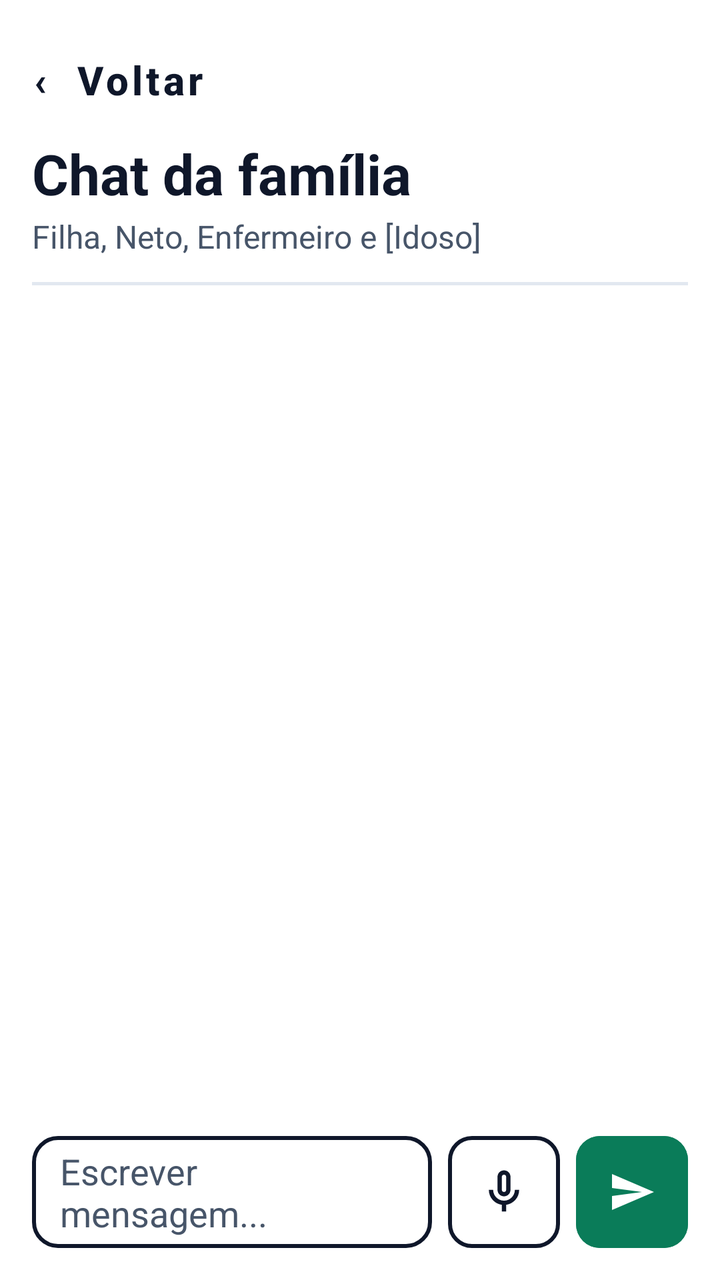
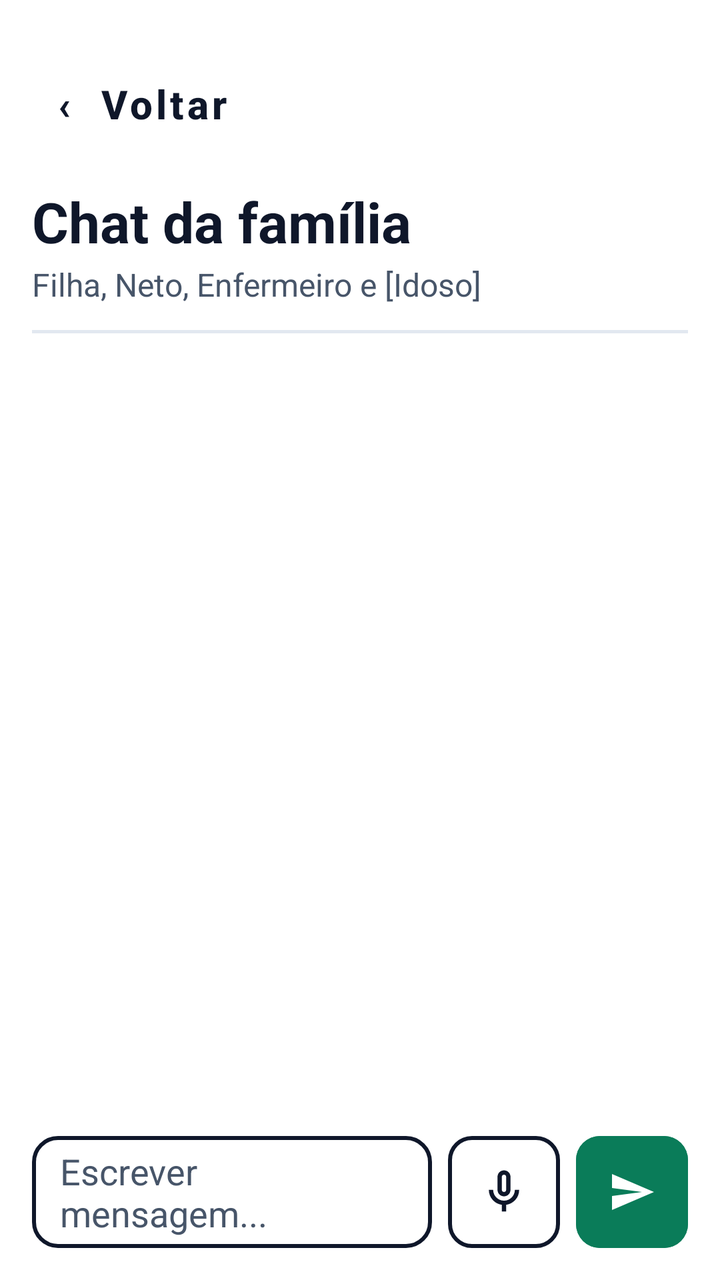

Compare the two renders of this Android layout. The source of the first and the diff that turns it into the second are given below.
<!-- AndroidManifest.xml: application theme Theme.Vital -->
<!-- res/layout/activity_chat_familia.xml -->
<?xml version="1.0" encoding="utf-8"?>
<androidx.constraintlayout.widget.ConstraintLayout
    xmlns:android="http://schemas.android.com/apk/res/android"
    xmlns:app="http://schemas.android.com/apk/res-auto"
    xmlns:tools="http://schemas.android.com/tools"
    android:layout_width="match_parent"
    android:layout_height="match_parent"
    android:background="@color/white"
    android:padding="@dimen/margin_standard">

    
    <com.google.android.material.button.MaterialButton
        android:id="@+id/btnVoltarChat"
        style="@style/Widget.MaterialComponents.Button.TextButton"
        android:layout_width="wrap_content"
        android:layout_height="wrap_content"
        android:minHeight="48dp"
        android:paddingStart="0dp"
        android:text="‹  Voltar"
        android:textAllCaps="false"
        android:textColor="@color/vital_navy"
        android:textSize="20sp"
        android:textStyle="bold"
        app:layout_constraintStart_toStartOf="parent"
        app:layout_constraintTop_toTopOf="parent" />

    
    <TextView
        android:id="@+id/tvTituloChat"
        android:layout_width="wrap_content"
        android:layout_height="wrap_content"
        android:layout_marginTop="4dp"
        android:text="Chat da família"
        android:textColor="@color/vital_navy"
        android:textSize="28sp"
        android:textStyle="bold"
        app:layout_constraintStart_toStartOf="parent"
        app:layout_constraintTop_toBottomOf="@+id/btnVoltarChat" />

    
    <TextView
        android:id="@+id/tvMembrosChat"
        android:layout_width="0dp"
        android:layout_height="wrap_content"
        android:layout_marginTop="2dp"
        android:text="Filha, Neto, Enfermeiro e [Idoso]"
        android:textColor="@color/vital_gray"
        android:textSize="16sp"
        app:layout_constraintEnd_toEndOf="parent"
        app:layout_constraintStart_toStartOf="parent"
        app:layout_constraintTop_toBottomOf="@+id/tvTituloChat" />

    
    <View
        android:id="@+id/dividerChat"
        android:layout_width="0dp"
        android:layout_height="1.5dp"
        android:layout_marginTop="12dp"
        android:background="@color/vital_divider"
        app:layout_constraintEnd_toEndOf="parent"
        app:layout_constraintStart_toStartOf="parent"
        app:layout_constraintTop_toBottomOf="@+id/tvMembrosChat" />

    
    <androidx.recyclerview.widget.RecyclerView
        android:id="@+id/rvChatMensagens"
        android:layout_width="0dp"
        android:layout_height="0dp"
        android:layout_marginVertical="12dp"
        android:clipToPadding="false"
        tools:listitem="@layout/item_chat_recebido"
        app:layout_constraintBottom_toTopOf="@+id/layoutBarraEnvio"
        app:layout_constraintEnd_toEndOf="parent"
        app:layout_constraintStart_toStartOf="parent"
        app:layout_constraintTop_toBottomOf="@+id/dividerChat" />

    
    <LinearLayout
        android:id="@+id/layoutBarraEnvio"
        android:layout_width="0dp"
        android:layout_height="wrap_content"
        android:gravity="center_vertical"
        android:orientation="horizontal"
        app:layout_constraintBottom_toBottomOf="parent"
        app:layout_constraintEnd_toEndOf="parent"
        app:layout_constraintStart_toStartOf="parent">

        <EditText
            android:id="@+id/etMensagemChat"
            android:layout_width="0dp"
            android:layout_height="56dp"
            android:layout_marginEnd="8dp"
            android:layout_weight="1"
            android:background="@drawable/bg_input_outline"
            android:hint="Escrever mensagem..."
            android:inputType="textCapSentences|textMultiLine"
            android:paddingHorizontal="14dp"
            android:textColor="@color/vital_navy"
            android:textColorHint="@color/vital_gray"
            android:textSize="18sp" />

        <com.google.android.material.button.MaterialButton
            android:id="@+id/btnVozChat"
            style="@style/Widget.MaterialComponents.Button.OutlinedButton"
            android:layout_width="56dp"
            android:layout_height="56dp"
            android:layout_marginEnd="8dp"
            android:contentDescription="Mensagem de voz"
            android:insetTop="0dp"
            android:insetBottom="0dp"
            android:padding="0dp"
            app:cornerRadius="12dp"
            app:icon="@drawable/ic_mic"
            app:iconGravity="textStart"
            app:iconPadding="0dp"
            app:iconSize="26dp"
            app:iconTint="@color/vital_navy"
            app:strokeColor="@color/vital_navy"
            app:strokeWidth="2dp" />

        <com.google.android.material.button.MaterialButton
            android:id="@+id/btnEnviarChat"
            android:layout_width="56dp"
            android:layout_height="56dp"
            android:backgroundTint="@color/vital_green"
            android:contentDescription="Enviar mensagem"
            android:insetTop="0dp"
            android:insetBottom="0dp"
            android:padding="0dp"
            app:cornerRadius="12dp"
            app:icon="@drawable/ic_send"
            app:iconGravity="textStart"
            app:iconPadding="0dp"
            app:iconSize="24dp"
            app:iconTint="@color/white" />
    </LinearLayout>

</androidx.constraintlayout.widget.ConstraintLayout>
<!-- res/layout/item_chat_recebido.xml (included above) -->
<?xml version="1.0" encoding="utf-8"?>
<LinearLayout
    xmlns:android="http://schemas.android.com/apk/res/android"
    android:layout_width="match_parent"
    android:layout_height="wrap_content"
    android:layout_marginBottom="12dp"
    android:gravity="start"
    android:orientation="vertical">

    <TextView
        android:id="@+id/tvChatAutorHora"
        android:layout_width="wrap_content"
        android:layout_height="wrap_content"
        android:layout_marginBottom="4dp"
        android:text="Filha · 09:12"
        android:textColor="@color/vital_navy"
        android:textSize="14sp"
        android:textStyle="bold" />

    <TextView
        android:id="@+id/tvChatMensagem"
        android:layout_width="wrap_content"
        android:layout_height="wrap_content"
        android:layout_marginEnd="48dp"
        android:background="@drawable/bg_balao_recebido"
        android:paddingHorizontal="16dp"
        android:paddingVertical="12dp"
        android:text="Já tomou o Ramipril?"
        android:textColor="@color/vital_navy"
        android:textSize="18sp" />

</LinearLayout>
<!-- resources referenced by this layout -->
<resources>
  <color name="vital_divider">#E2E8F0</color>
  <color name="vital_gray">#475569</color>
  <color name="vital_green">#0A7C59</color>
  <color name="vital_navy">#0F172A</color>
  <color name="white">#FFFFFF</color>
  <dimen name="margin_standard">16dp</dimen>
  <!-- drawable bg_balao_recebido (drawable) -->
  <?xml version="1.0" encoding="utf-8"?>
  <shape xmlns:android="http://schemas.android.com/apk/res/android"
      android:shape="rectangle">
      <solid android:color="@color/background_light" />
      <corners
          android:bottomLeftRadius="4dp"
          android:bottomRightRadius="16dp"
          android:topLeftRadius="16dp"
          android:topRightRadius="16dp" />
      <stroke
          android:width="1.5dp"
          android:color="@color/vital_gray" />
  </shape>
  <!-- drawable bg_input_outline (drawable) -->
  <?xml version="1.0" encoding="utf-8"?>
  <shape xmlns:android="http://schemas.android.com/apk/res/android"
      android:shape="rectangle">
      <solid android:color="@color/white" />
      <corners android:radius="12dp" />
      <stroke
          android:width="2dp"
          android:color="@color/vital_navy" />
  </shape>
  <!-- drawable ic_mic (drawable) -->
  <vector xmlns:android="http://schemas.android.com/apk/res/android"
      android:width="24dp"
      android:height="24dp"
      android:viewportWidth="24"
      android:viewportHeight="24">
    <path
        android:fillColor="#FF000000"
        android:pathData="M12,14c1.66,0 3,-1.34 3,-3V5c0,-1.66 -1.34,-3 -3,-3S9,3.34 9,5v6c0,1.66 1.34,3 3,3zM11,5c0,-0.55 0.45,-1 1,-1s1,0.45 1,1v6c0,0.55 -0.45,1 -1,1s-1,-0.45 -1,-1V5z"/>
    <path
        android:fillColor="#FF000000"
        android:pathData="M17,11c0,2.76 -2.24,5 -5,5s-5,-2.24 -5,-5H5c0,3.53 2.61,6.43 6,6.92V21h2v-3.08c3.39,-0.49 6,-3.39 6,-6.92h-2z"/>
  </vector>
  <!-- drawable ic_send (drawable) -->
  <vector xmlns:android="http://schemas.android.com/apk/res/android"
      android:width="24dp"
      android:height="24dp"
      android:viewportWidth="24"
      android:viewportHeight="24">
    <path
        android:fillColor="#FF000000"
        android:pathData="M2.01,21L23,12 2.01,3 2,10l15,2 -15,2z"/>
  </vector>
  <style name="Theme.Vital" parent="Base.Theme.Vital" />
  <color name="background_light">#F8F9FA</color>
  <style name="Base.Theme.Vital" parent="Theme.Material3.DayNight.NoActionBar">
          
          
      </style>
</resources>

<!-- the commit's change to res/layout/activity_chat_familia.xml (unified diff, before → after) -->
@@ -14,8 +14,13 @@
         style="@style/Widget.MaterialComponents.Button.TextButton"
         android:layout_width="wrap_content"
         android:layout_height="wrap_content"
-        android:minHeight="48dp"
-        android:paddingStart="0dp"
+        android:minHeight="72dp"
+        android:minWidth="168dp"
+        android:insetTop="0dp"
+        android:insetBottom="0dp"
+        android:gravity="start|center_vertical"
+        android:paddingStart="12dp"
+        android:paddingEnd="24dp"
         android:text="‹  Voltar"
         android:textAllCaps="false"
         android:textColor="@color/vital_navy"
